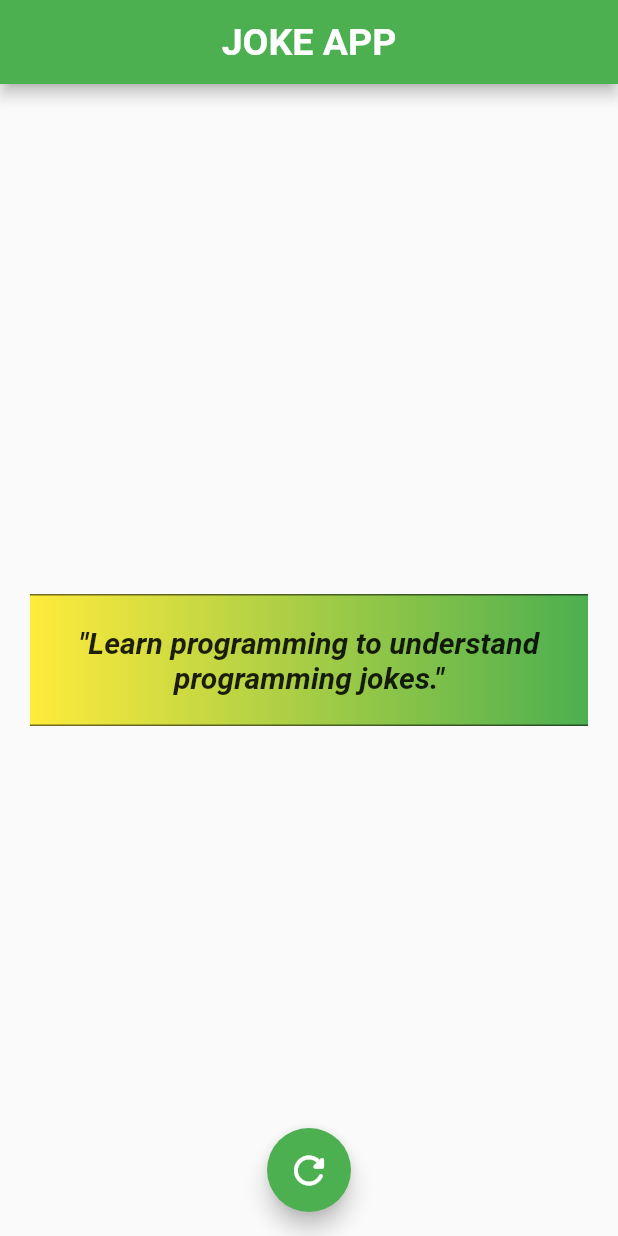
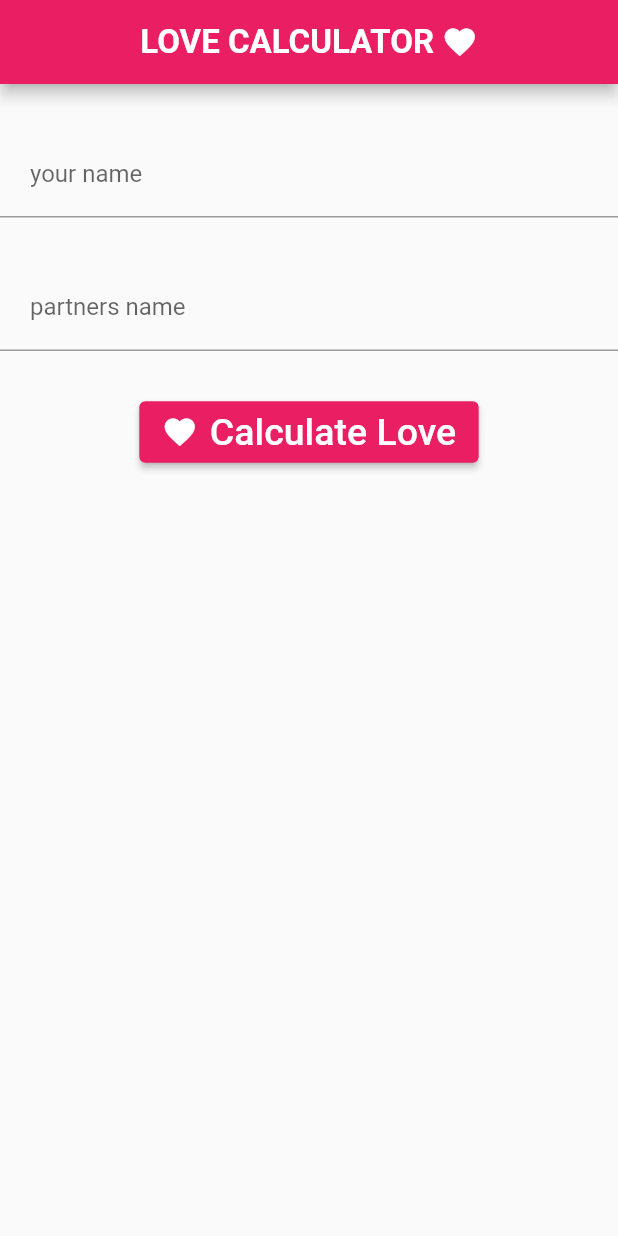
Before and after one commit to ahammedmishal/flutter-love-calculator, a Flutter app: the screen it shows after launch, on a phone screen of 412 x 824 dp. Run offline on Flutter 3.47's test engine with Material 2 defaults, Android fonts, the phone set to English and light mode, and no system bars.

Commit message:
first commit

```diff
--- a/lib/main.dart
+++ b/lib/main.dart
@@ -1,4 +1,8 @@
+import 'dart:math';
+
 import 'package:flutter/material.dart';
+import 'package:flutter/painting.dart';
+import 'dart:async';
 
 void main() => runApp(Eshop());
 
@@ -8,71 +12,109 @@ class Eshop extends StatefulWidget {
 }
 
 class _EshopState extends State<Eshop> {
-  var count = 0;
-    final  jokes = [
-    '"Learn programming to understand programming jokes."',
-    '"Code never lies,comments sometimes do."',
-    '"You are semicolons to my Statements"',
-    '"Programming is 1% writing code and 99% understanding why its not working"',
-    '"I told him I cound not open jar. He told me to download java"',
-    '"Comparing java and javascript is same as comparing car and carpet"',
-    '"Golden rule of programming - If it works dont touch it."'
-  ];
-  void getAotherJoke() {
+  final yourName = TextEditingController();
+  final formKey = GlobalKey<FormState>();
+  final partnersName = TextEditingController();
 
+  int? lovepercentage;
+  var loading = false;
+
+
+  void calculateLove() {
+    if (formKey.currentState!.validate()) {
       setState(() {
-      if (count == jokes.length - 1) {
-        count = 0;
-      } else {
-        count = count + 1;
+        loading = true;
+        lovepercentage = null;
+      });
+      Timer(const Duration(seconds: 3), () {
+        setState(() {
+          loading = false;
+          lovepercentage = (Random().nextInt(100));
+        });
+      });
     }
-    });
+  }
+
+  String? validate(text) {
+    if (text!.isEmpty) return 'please add this filed';
+  }
+
+  InputDecoration myInputDecorator(text) {
+    return InputDecoration(
+        hintText: text,
+        contentPadding: const EdgeInsets.all(20.0));
   }
 
   @override
   Widget build(BuildContext context) {
     return MaterialApp(
+      theme:ThemeData(primarySwatch:Colors.pink,
+      textTheme: TextTheme(bodyText2: TextStyle(fontSize: 30,color: Colors.red))),
       home: Scaffold(
           appBar: AppBar(
-          title: const Text(
-            'JOKE APP',
-            style: TextStyle(fontSize: 25, fontWeight: FontWeight.bold),
+            title:  Row(children: const[
+              Text(
+              'LOVE CALCULATOR',
+              style:  TextStyle(fontSize: 22, fontWeight: FontWeight.bold),
             ),
+            SizedBox(width: 5,),
+            Icon(Icons.favorite_outlined,color: Colors.white,),
+            ],mainAxisAlignment: MainAxisAlignment.center,),
             centerTitle: true,
-          backgroundColor: Colors.green,
+
             foregroundColor: Colors.black54,
+
           ),
-        body: Center(
-          child: Container(
-            margin: const EdgeInsets.symmetric(horizontal: 20, vertical: 10),
-            padding: const EdgeInsets.all(20),
-            decoration: const BoxDecoration(
-                border:  Border(
-              top:  BorderSide(width: 1.0, color: Colors.black54),
-              bottom: BorderSide(width: 1.0, color: Colors.black54),
+          body: Form(
+            key: formKey,
+            child: Column(
+              children: [
+                const SizedBox(
+                  height: 30,
                 ),
-            gradient: LinearGradient(colors: [Colors.yellow,Colors.green])
+                TextFormField(
+                    controller: yourName,
+                    validator: (text) => validate(text),
+                    decoration: myInputDecorator('your name')),
+                const SizedBox(
+                  height: 30,
                 ),
-            child: Text(
-              jokes[count],
-              style: const TextStyle(
-                  fontSize: 20,
-                  fontWeight: FontWeight.bold,
-                  fontStyle: FontStyle.italic),
-                  textAlign: TextAlign.center,
+                TextFormField(
+                    validator: (text) => validate(text),
+                    controller: partnersName,
+                    decoration: myInputDecorator('partners name')),
+                const SizedBox(
+                  height: 30,
                 ),
+                ElevatedButton.icon(
+                    onPressed: calculateLove,
+                    icon: const Icon(
+                      Icons.favorite_outlined,
                     ),
+                    label: const Text(
+                      'Calculate Love',
+                      style: TextStyle(fontSize: 25),
                     ),
-        floatingActionButton: FloatingActionButton(
-          onPressed: getAotherJoke,
-          backgroundColor: Colors.green,
-          child: const Icon(
-            Icons.refresh_rounded,
-            size: 30,
+                    style: ElevatedButton.styleFrom(
+                      padding: const EdgeInsets.symmetric(
+                          vertical: 6, horizontal: 15),
+                    )),
+                const SizedBox(
+                  height: 20,
                 ),
+                if (loading)
+                  const CircularProgressIndicator(
+                    valueColor: AlwaysStoppedAnimation(Colors.pink),
                   ),
-        floatingActionButtonLocation: FloatingActionButtonLocation.centerFloat,
+                if (lovepercentage != null)
+                  Text(
+                    '${yourName.text} loves ${partnersName.text} $lovepercentage %',
+
                   ),
+
+              ],
+            ),
+          )),
       debugShowCheckedModeBanner: false,
     );
   }
```
Also changed, not shown: 1 other file. Lines whose indentation alone changed are shown as unchanged.
